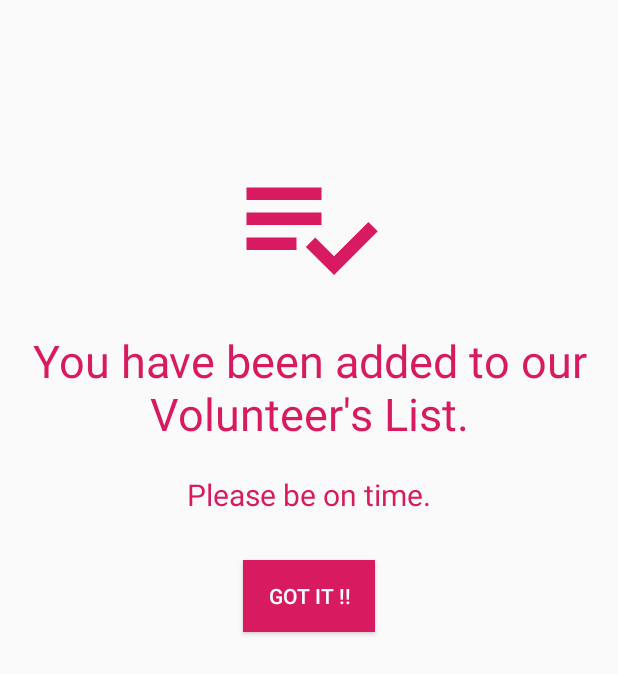
After one commit to kats2296/HelpingHands, an Android app: the VolunteerAddedActivity screen opened directly, with no data from a screen before it, on a phone screen of 412 x 824 dp. The commit adds this screen. Shown: the top 674 px of the screen. Run offline under Robolectric (Android 15) with nearby library versions, the phone set to English and light mode, and no system bars.

Commit message:
Minor changes

```diff
--- a/HelpingHands/app/src/main/AndroidManifest.xml
+++ b/HelpingHands/app/src/main/AndroidManifest.xml
@@ -40,11 +40,12 @@
             android:theme="@style/AppTheme" />
         <activity
             android:name=".activity.VolunteerHomeActivity"
-            android:theme="@style/AppTheme"></activity>
+            android:theme="@style/AppTheme" />
         <activity
             android:name=".activity.OrgHomeActivity"
             android:theme="@style/AppTheme" />
-        <activity android:name=".EventDetailsActivity"></activity>
+        <activity android:name=".EventDetailsActivity" />
+        <activity android:name=".activity.VolunteerAddedActivity"></activity>
     </application>
 
 </manifest>
--- a/HelpingHands/app/src/main/java/com/helpinghands/activity/EmailActivity.java
+++ b/HelpingHands/app/src/main/java/com/helpinghands/activity/EmailActivity.java
@@ -7,6 +7,7 @@ import android.os.Bundle;
 import android.text.TextUtils;
 import android.util.Log;
 import android.util.Patterns;
+import android.view.WindowManager;
 import android.widget.EditText;
 
 import com.helpinghands.R;
@@ -37,6 +38,9 @@ public class EmailActivity extends AppCompatActivity implements IApiCallback {
         super.onCreate(savedInstanceState);
         setContentView(R.layout.activity_email);
         ButterKnife.bind(this);
+
+        getWindow().setSoftInputMode(WindowManager.LayoutParams.SOFT_INPUT_ADJUST_PAN);
+
 
         progressDialog=Helper.initProgressDialog(this);
         storeUserData = StoreUserData.getInstance(this);
--- a/HelpingHands/app/src/main/java/com/helpinghands/activity/OrgSignUpActivity.java
+++ b/HelpingHands/app/src/main/java/com/helpinghands/activity/OrgSignUpActivity.java
@@ -7,6 +7,7 @@ import android.os.Bundle;
 import android.text.TextUtils;
 import android.util.Log;
 import android.util.Patterns;
+import android.view.WindowManager;
 import android.widget.EditText;
 
 import com.helpinghands.R;
@@ -46,6 +47,9 @@ public class OrgSignUpActivity extends AppCompatActivity implements IApiCallback
         super.onCreate(savedInstanceState);
         setContentView(R.layout.activity_org_sign_up);
         ButterKnife.bind(this);
+
+        getWindow().setSoftInputMode(WindowManager.LayoutParams.SOFT_INPUT_ADJUST_PAN);
+
 
         storeUserData = StoreUserData.getInstance(this);
         progressDialog=Helper.initProgressDialog(this);
--- a/HelpingHands/app/src/main/java/com/helpinghands/activity/VolSignUpActivity.java
+++ b/HelpingHands/app/src/main/java/com/helpinghands/activity/VolSignUpActivity.java
@@ -6,6 +6,7 @@ import android.support.v7.app.AppCompatActivity;
 import android.os.Bundle;
 import android.text.TextUtils;
 import android.util.Log;
+import android.view.WindowManager;
 import android.widget.EditText;
 
 import com.helpinghands.R;
@@ -43,6 +44,9 @@ public class VolSignUpActivity extends AppCompatActivity implements IApiCallback
         super.onCreate(savedInstanceState);
         setContentView(R.layout.activity_vol_sign_up);
         ButterKnife.bind(this);
+
+        getWindow().setSoftInputMode(WindowManager.LayoutParams.SOFT_INPUT_ADJUST_PAN);
+
 
         storeUserData = StoreUserData.getInstance(this);
         progressDialog=Helper.initProgressDialog(this);
--- /dev/null
+++ b/HelpingHands/app/src/main/java/com/helpinghands/activity/VolunteerAddedActivity.java
@@ -0,0 +1,15 @@
+package com.helpinghands.activity;
+
+import android.support.v7.app.AppCompatActivity;
+import android.os.Bundle;
+
+import com.helpinghands.R;
+
+public class VolunteerAddedActivity extends AppCompatActivity {
+
+    @Override
+    protected void onCreate(Bundle savedInstanceState) {
+        super.onCreate(savedInstanceState);
+        setContentView(R.layout.activity_volunteer_added);
+    }
+}
--- a/HelpingHands/app/src/main/java/com/helpinghands/adapter/EventAdapter.kt
+++ b/HelpingHands/app/src/main/java/com/helpinghands/adapter/EventAdapter.kt
@@ -49,7 +49,6 @@ class EventAdapter(private var context: Context,
 
     inner class EventViewHolder(val mView: View): RecyclerView.ViewHolder(mView){
 
-        val eventImage         = mView.imageViewEvent
         val eventName           = mView.textViewEventName
         val eventLocation       = mView.textViewEventLocation
         val orgName             = mView.textViewOrgName
--- a/HelpingHands/app/src/main/java/com/helpinghands/retrofit/APIService.java
+++ b/HelpingHands/app/src/main/java/com/helpinghands/retrofit/APIService.java
@@ -33,7 +33,7 @@ public interface APIService {
     @POST("volunteer/login/")
     Call<VolLoginResponse> vol_login(@Body OrgLoginRequest request);
 
-    @POST("organisation/event/create")
+    @POST("organisation/event/create/")
     Call<CreatEventResponse> create_event(@Body CreateEventRequest request);
 
 }
--- /dev/null
+++ b/HelpingHands/app/src/main/res/drawable/ic_playlist_add_check_black_24dp.xml
@@ -0,0 +1,9 @@
+<vector xmlns:android="http://schemas.android.com/apk/res/android"
+        android:width="24dp"
+        android:height="24dp"
+        android:viewportWidth="24.0"
+        android:viewportHeight="24.0">
+    <path
+        android:fillColor="#D81B60"
+        android:pathData="M14,10L2,10v2h12v-2zM14,6L2,6v2h12L14,6zM2,16h8v-2L2,14v2zM21.5,11.5L23,13l-6.99,7 -4.51,-4.5L13,14l3.01,3 5.49,-5.5z"/>
+</vector>
--- /dev/null
+++ b/HelpingHands/app/src/main/res/layout/activity_volunteer_added.xml
@@ -0,0 +1,57 @@
+<?xml version="1.0" encoding="utf-8"?>
+<LinearLayout xmlns:android="http://schemas.android.com/apk/res/android"
+    xmlns:app="http://schemas.android.com/apk/res-auto"
+    xmlns:tools="http://schemas.android.com/tools"
+    android:layout_width="match_parent"
+    android:layout_height="match_parent"
+    android:orientation="vertical"
+    tools:context=".activity.VolunteerAddedActivity">
+
+    <ImageView
+        android:layout_width="100dp"
+        android:layout_height="100dp"
+        android:src="@drawable/ic_playlist_add_check_black_24dp"
+        android:layout_centerHorizontal="true"
+        android:layout_marginTop="@dimen/dp100"
+        android:layout_gravity="center"
+        />
+
+    <TextView
+        android:layout_width="wrap_content"
+        android:layout_height="wrap_content"
+        android:text="You have been added to our Volunteer's List."
+        android:textSize="@dimen/dp30"
+        android:textColor="@color/colorAccent"
+        android:gravity="center"
+        android:layout_marginTop="@dimen/dp20"
+        android:id="@+id/txt1"
+        android:layout_marginLeft="@dimen/dp20"
+        android:layout_marginRight="@dimen/dp20"
+        android:layout_gravity="center"
+        />
+
+    <TextView
+        android:layout_width="wrap_content"
+        android:layout_height="wrap_content"
+        android:text="Please be on time."
+        android:gravity="center"
+        android:textSize="@dimen/sp20"
+        android:textColor="@color/colorAccent"
+        android:layout_marginTop="@dimen/sp20"
+        android:layout_marginLeft="@dimen/dp20"
+        android:layout_marginRight="@dimen/dp20"
+        android:layout_gravity="center"
+        />
+
+    <Button
+        android:layout_width="wrap_content"
+        android:layout_height="wrap_content"
+        android:text="Got It !!"
+        android:layout_marginTop="@dimen/dp30"
+        android:background="@color/colorAccent"
+        android:textColor="@color/colorWhite"
+        android:id="@+id/okay"
+        android:layout_gravity="center"
+        />
+
+</LinearLayout>
```
Also changed, not shown: HelpingHands/app/src/main/java/com/helpinghands/EventDetailsActivity.java (+57 -19 lines), HelpingHands/app/src/main/java/com/helpinghands/activity/LoginActivity.java (+8 -1 lines), HelpingHands/app/src/main/res/layout/event_item.xml (+0 -10 lines).
